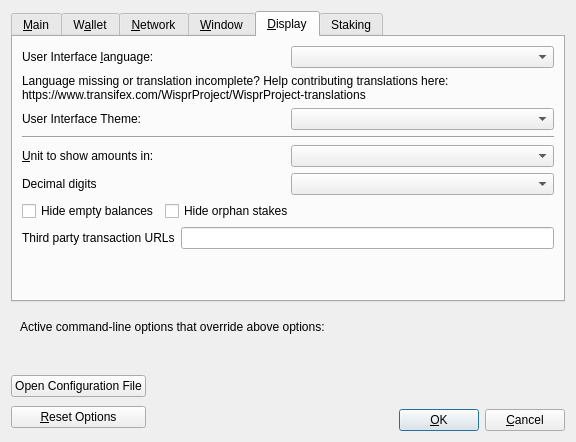
First picture: the form in src/qt/forms/optionsdialog.ui, repository THETCR/core, before the edit.
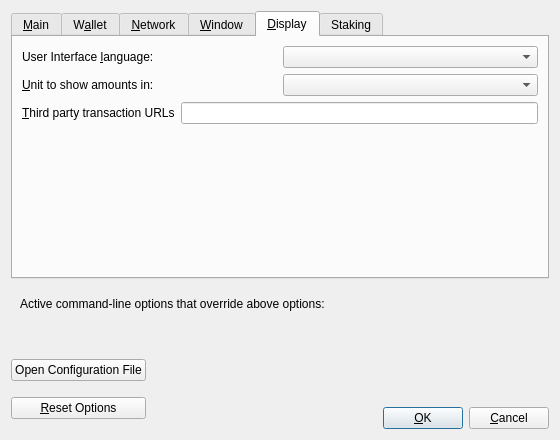
Second picture: the form after the edit. The open tabs and pages were chosen to show the change. Custom widgets are drawn as their Qt base class.

Diff of the .ui file:
```diff
--- a/src/qt/forms/optionsdialog.ui
+++ b/src/qt/forms/optionsdialog.ui
@@ -6,8 +6,8 @@
    <rect>
     <x>0</x>
     <y>0</y>
-    <width>576</width>
-    <height>442</height>
+    <width>560</width>
+    <height>440</height>
    </rect>
   </property>
   <property name="windowTitle">
@@ -193,85 +193,6 @@
          </property>
         </spacer>
        </item>
-       <item>
-        <widget class="QCheckBox" name="checkBoxZeromintEnable">
-         <property name="toolTip">
-          <string>Enable automatic minting of WSP units to zWSP</string>
-         </property>
-         <property name="layoutDirection">
-          <enum>Qt::LeftToRight</enum>
-         </property>
-         <property name="text">
-          <string>Enable zWSP Automint</string>
-         </property>
-        </widget>
-       </item>
-       <item>
-        <layout class="QHBoxLayout" name="horizontalLayout_3">
-         <item>
-          <widget class="QLabel" name="percentage_label">
-           <property name="toolTip">
-            <string>Percentage of incoming WSP which get automatically converted to zWSP via Zerocoin Protocol (min: 10%)</string>
-           </property>
-           <property name="text">
-            <string>Percentage of autominted zWSP</string>
-           </property>
-          </widget>
-         </item>
-         <item>
-          <widget class="QSpinBox" name="zeromintPercentage">
-           <property name="minimum">
-            <number>1</number>
-           </property>
-           <property name="maximum">
-            <number>100</number>
-           </property>
-          </widget>
-         </item>
-        </layout>
-       </item>
-       <item>
-        <layout class="QHBoxLayout" name="horizontalLayout" stretch="0,0">
-         <property name="sizeConstraint">
-          <enum>QLayout::SetFixedSize</enum>
-         </property>
-         <item>
-          <widget class="QLabel" name="labelPreferredDenom">
-           <property name="maximumSize">
-            <size>
-             <width>16777215</width>
-             <height>16777215</height>
-            </size>
-           </property>
-           <property name="toolTip">
-            <string>Wait with automatic conversion to Zerocoin until enough WSP for this denomination is available</string>
-           </property>
-           <property name="text">
-            <string>Preferred Automint zWSP Denomination</string>
-           </property>
-          </widget>
-         </item>
-         <item>
-          <widget class="QComboBox" name="preferredDenom">
-           <property name="maximumSize">
-            <size>
-             <width>16777215</width>
-             <height>27</height>
-            </size>
-           </property>
-           <property name="toolTip">
-            <string>Wait with automatic conversion to Zerocoin until enough WSP for this denomination is available</string>
-           </property>
-           <property name="maxVisibleItems">
-            <number>9</number>
-           </property>
-           <property name="maxCount">
-            <number>9</number>
-           </property>
-          </widget>
-         </item>
-        </layout>
-       </item>
       </layout>
      </widget>
      <widget class="QWidget" name="tabWallet">
@@ -762,57 +683,7 @@
         </layout>
        </item>
        <item>
-        <widget class="QLabel" name="label_3">
-         <property name="toolTip">
-          <string notr="true"/>
-         </property>
-         <property name="statusTip">
-          <string notr="true"/>
-         </property>
-         <property name="whatsThis">
-          <string notr="true"/>
-         </property>
-         <property name="accessibleName">
-          <string notr="true"/>
-         </property>
-         <property name="text">
-          <string>Language missing or translation incomplete? Help contributing translations here:
-https://www.transifex.com/WisprProject/WisprProject-translations</string>
-         </property>
-         <property name="wordWrap">
-          <bool>true</bool>
-         </property>
-         <property name="openExternalLinks">
-          <bool>true</bool>
-         </property>
-         <property name="textInteractionFlags">
-          <set>Qt::TextBrowserInteraction</set>
-         </property>
-        </widget>
-       </item>
-       <item>
-        <layout class="QHBoxLayout" name="horizontalLayout_2_Display" stretch="0,0">
-         <item>
-          <widget class="QLabel" name="themeLabel">
-           <property name="text">
-            <string>User Interface Theme:</string>
-           </property>
-          </widget>
-         </item>
-         <item>
-          <widget class="QValueComboBox" name="theme"/>
-         </item>
-        </layout>
-       </item>
-       <item>
-        <widget class="Line" name="line">
-         <property name="orientation">
-          <enum>Qt::Horizontal</enum>
-         </property>
-        </widget>
-       </item>
-       <item>
-        <layout class="QHBoxLayout" name="horizontalLayout_3_Display">
+        <layout class="QHBoxLayout" name="horizontalLayout_2_Display">
          <item>
           <widget class="QLabel" name="unitLabel">
            <property name="text">
@@ -836,68 +707,14 @@
         </layout>
        </item>
        <item>
-        <layout class="QHBoxLayout" name="horizontalLayout_4_Display">
-         <item>
-          <widget class="QLabel" name="digitsLabel">
-           <property name="text">
-            <string>Decimal digits</string>
-           </property>
-          </widget>
-         </item>
-         <item>
-          <widget class="QValueComboBox" name="digits"/>
-         </item>
-        </layout>
-       </item>
-       <item>
-        <layout class="QHBoxLayout" name="horizontalLayout_5_Display">
-         <item>
-          <widget class="QCheckBox" name="checkBoxHideZeroBalances">
-           <property name="toolTip">
-            <string>Hide empty balances</string>
-           </property>
-           <property name="layoutDirection">
-            <enum>Qt::LeftToRight</enum>
-           </property>
-           <property name="text">
-            <string>Hide empty balances</string>
-           </property>
-          </widget>
-         </item>
-         <item>
-          <widget class="QCheckBox" name="checkBoxHideOrphans">
-           <property name="toolTip">
-            <string>Hide orphan stakes in transaction lists</string>
-           </property>
-           <property name="text">
-            <string>Hide orphan stakes</string>
-           </property>
-          </widget>
-         </item>
-         <item>
-          <spacer name="horizontalSpacer">
-           <property name="orientation">
-            <enum>Qt::Horizontal</enum>
-           </property>
-           <property name="sizeHint" stdset="0">
-            <size>
-             <width>40</width>
-             <height>20</height>
-            </size>
-           </property>
-          </spacer>
-         </item>
-        </layout>
-       </item>
-       <item>
-        <layout class="QHBoxLayout" name="horizontalLayout_6_Display">
+        <layout class="QHBoxLayout" name="horizontalLayout_3_Display">
          <item>
           <widget class="QLabel" name="thirdPartyTxUrlsLabel">
            <property name="toolTip">
             <string>Third party URLs (e.g. a block explorer) that appear in the transactions tab as context menu items. %s in the URL is replaced by transaction hash. Multiple URLs are separated by vertical bar |.</string>
            </property>
            <property name="text">
-            <string>Third party transaction URLs</string>
+            <string>&amp;Third party transaction URLs</string>
            </property>
            <property name="buddy">
             <cstring>thirdPartyTxUrls</cstring>
@@ -914,7 +731,7 @@
         </layout>
        </item>
        <item>
-        <spacer name="verticalSpacer">
+        <spacer name="verticalSpacer_Display">
          <property name="orientation">
           <enum>Qt::Vertical</enum>
          </property>
```
Left out of the diff: 55 changed lines with no effect on the pictures. Lines whose indentation alone changed are shown as unchanged.
